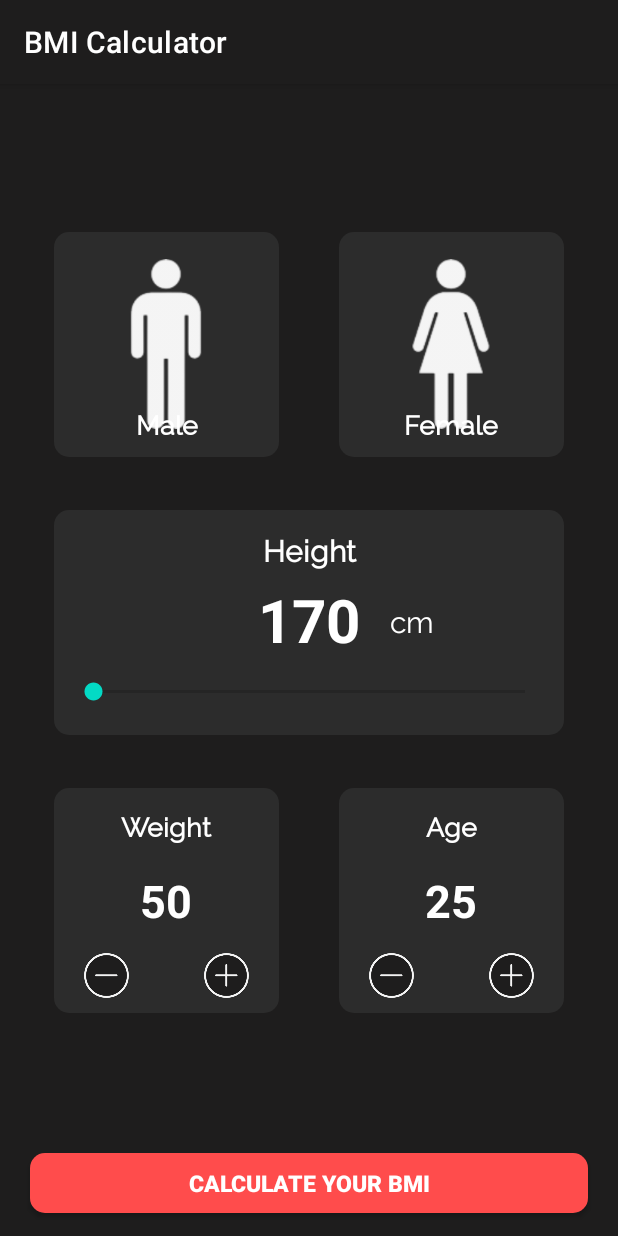
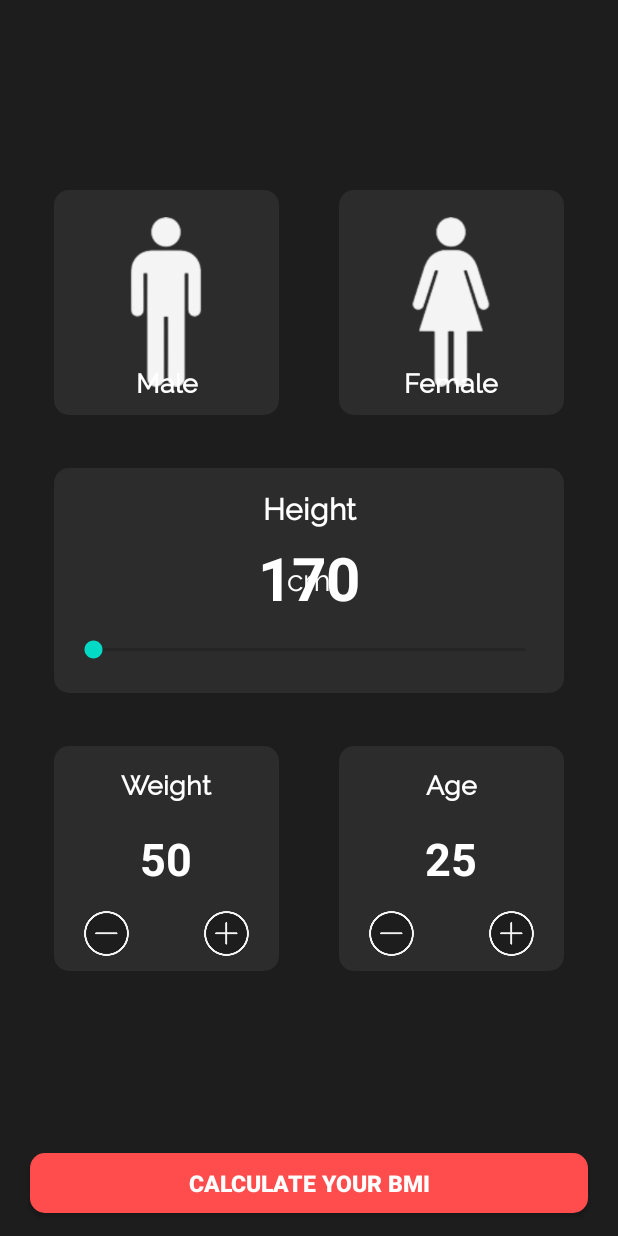
Before and after one commit to Sabbir2809/bmi-calculator-app, an Android app: the screen it shows after launch (MainActivity), on a phone screen of 412 x 824 dp. Run offline under Robolectric (Android 15) with nearby library versions, the phone set to English and light mode, and no system bars.

Commit message:
UI Design for BMI

```diff
--- a/src/main/java/com/example/bmicalculator/BmiActivity.java
+++ b/src/main/java/com/example/bmicalculator/BmiActivity.java
@@ -2,14 +2,28 @@ package com.example.bmicalculator;
 
 import androidx.appcompat.app.AppCompatActivity;
 
+import android.content.Intent;
 import android.os.Bundle;
+import android.view.View;
 
 public class BmiActivity extends AppCompatActivity {
 
+    android.widget.Button recalculateBMI;
 
     @Override
     protected void onCreate(Bundle savedInstanceState) {
         super.onCreate(savedInstanceState);
         setContentView(R.layout.activity_bmi);
+        getSupportActionBar().hide();
+        recalculateBMI = findViewById(R.id.recalculateBmi);
+
+        recalculateBMI.setOnClickListener(new View.OnClickListener() {
+            @Override
+            public void onClick(View view) {
+                Intent intent = new Intent(BmiActivity.this, MainActivity.class);
+                startActivity(intent);
+                finish();
+            }
+        });
     }
 }
--- a/src/main/java/com/example/bmicalculator/MainActivity.java
+++ b/src/main/java/com/example/bmicalculator/MainActivity.java
@@ -2,13 +2,61 @@ package com.example.bmicalculator;
 
 import androidx.appcompat.app.AppCompatActivity;
 
+import android.content.Intent;
 import android.os.Bundle;
+import android.view.View;
+import android.widget.ImageView;
+import android.widget.RelativeLayout;
+import android.widget.SeekBar;
+import android.widget.TextView;
 
 public class MainActivity extends AppCompatActivity {
+
+    android.widget.Button calculateBMI;
+
+    TextView currentHeight;
+    TextView currentAge, currentWeight;
+    ImageView incrementAge, incrementWeight, decrementWeight, decrementAge;
+    SeekBar seekbarForHeight;
+    RelativeLayout Male, Female;
+
+    int weight = 50;
+    int age = 25;
+    int currentProgress;
+    String progress = "170";
+    String typeOfUser = "0";
+    String weight2 = "50";
+    String age2 = "25";
+
 
     @Override
     protected void onCreate(Bundle savedInstanceState) {
         super.onCreate(savedInstanceState);
         setContentView(R.layout.activity_main);
+        getSupportActionBar().hide();
+
+        calculateBMI = findViewById(R.id.calculateBmi);
+        currentAge = findViewById(R.id.currentage);
+        currentWeight = findViewById(R.id.currentweight);
+        currentHeight = findViewById(R.id.currentheight);
+        incrementAge = findViewById(R.id.incrementage);
+        incrementWeight = findViewById(R.id.incrementweight);
+        decrementWeight = findViewById(R.id.decrementweight);
+        decrementAge = findViewById(R.id.decrementweight);
+        seekbarForHeight = findViewById(R.id.seekbarforheight);
+        Male = findViewById(R.id.male);
+        Female = findViewById(R.id.female);
+
+
+
+
+        calculateBMI.setOnClickListener(new View.OnClickListener() {
+            @Override
+            public void onClick(View view) {
+                Intent intent = new Intent(MainActivity.this, BmiActivity.class);
+                startActivity(intent);
+            }
+        });
+
     }
 }
--- a/src/main/res/layout/activity_main.xml
+++ b/src/main/res/layout/activity_main.xml
@@ -281,7 +281,7 @@
             android:textStyle="bold" />
 
         <TextView
-            android:id="@+id/currentHeight"
+            android:id="@+id/currentheight"
             android:layout_width="wrap_content"
             android:layout_height="wrap_content"
             android:layout_alignParentBottom="true"
@@ -304,7 +304,7 @@
             android:textSize="20sp" />
 
         <SeekBar
-            android:id="@+id/seekBarForHeight"
+            android:id="@+id/seekbarforheight"
             android:layout_width="match_parent"
             android:layout_height="wrap_content"
             android:layout_alignParentBottom="true"
```
